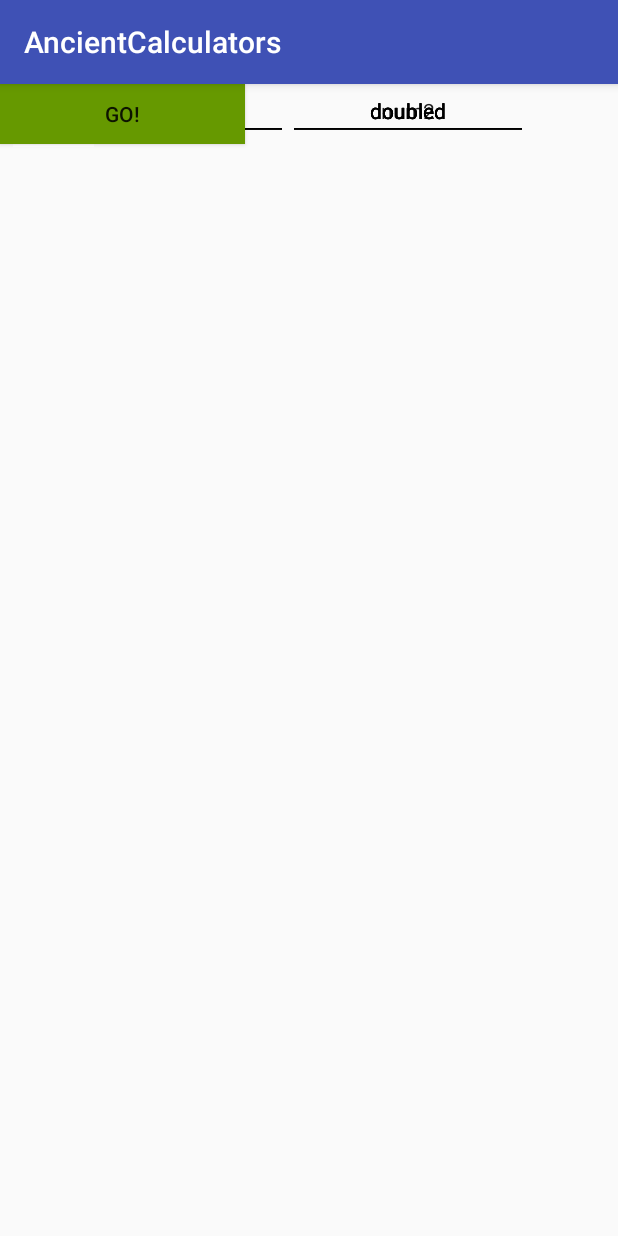
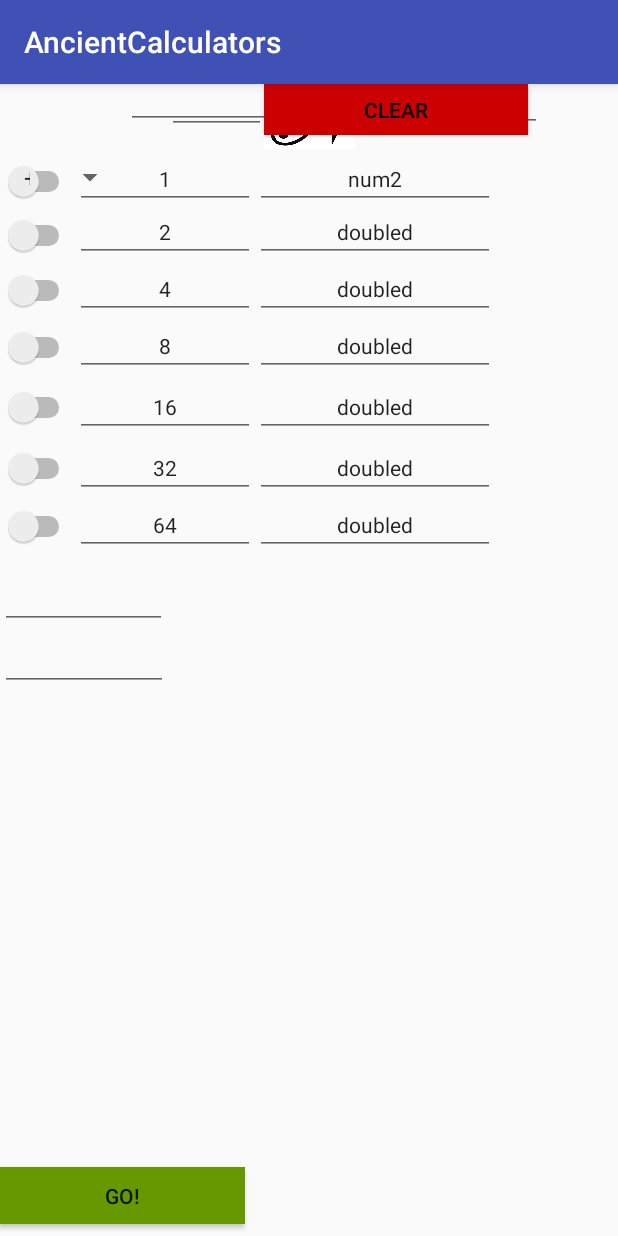
Before and after one commit to sedhawk/AncientCalculators, an Android app: the screen it shows after launch (MainActivity), on a phone screen of 412 x 824 dp. Run offline under Robolectric (Android 15) with nearby library versions, the phone set to English and light mode, and no system bars.

Commit message:
added constraints

```diff
--- a/app/src/main/res/layout/activity_main.xml
+++ b/app/src/main/res/layout/activity_main.xml
@@ -10,29 +10,32 @@
 
     <EditText
         android:id="@+id/num2a"
-        android:layout_width="89dp"
-        android:layout_height="34dp"
+        android:layout_width="96dp"
+        android:layout_height="32dp"
+        android:layout_marginStart="8dp"
         android:ems="10"
         android:inputType="number"
-        tools:layout_editor_absoluteX="201dp"
-        tools:layout_editor_absoluteY="384dp" />
+        android:textSize="14sp"
+        app:layout_constraintStart_toEndOf="@+id/frac"
+        tools:layout_editor_absoluteY="377dp" />
 
     <EditText
         android:id="@+id/frac"
-        android:layout_width="78dp"
-        android:layout_height="32dp"
+        android:layout_width="66dp"
+        android:layout_height="33dp"
         android:ems="10"
         android:inputType="number"
-        tools:layout_editor_absoluteX="102dp"
-        tools:layout_editor_absoluteY="386dp" />
+        android:textSize="14sp"
+        app:layout_constraintStart_toEndOf="@+id/num1a"
+        tools:layout_editor_absoluteY="377dp" />
 
     <TableRow
         android:id="@+id/r6"
         android:layout_width="368dp"
         android:layout_height="38dp"
-        app:layout_constraintEnd_toEndOf="parent"
-        app:layout_constraintStart_toStartOf="parent"
-        tools:layout_editor_absoluteY="339dp" >
+        android:layout_marginTop="0dp"
+        app:layout_constraintTop_toBottomOf="@+id/r5"
+        tools:layout_editor_absoluteX="8dp">
 
         <Switch
             android:id="@+id/b6"
@@ -64,10 +67,10 @@
     <TableRow
         android:id="@+id/r0"
         android:layout_width="368dp"
-        android:layout_height="38dp"
-        app:layout_constraintEnd_toEndOf="parent"
-        app:layout_constraintStart_toStartOf="parent"
-        tools:layout_editor_absoluteY="110dp" >
+        android:layout_height="37dp"
+        android:layout_marginTop="16dp"
+        app:layout_constraintTop_toBottomOf="@+id/num1"
+        tools:layout_editor_absoluteX="8dp">
 
         <Switch
             android:id="@+id/b0"
@@ -99,10 +102,10 @@
     <TableRow
         android:id="@+id/r4"
         android:layout_width="368dp"
-        android:layout_height="38dp"
-        app:layout_constraintEnd_toEndOf="parent"
-        app:layout_constraintStart_toStartOf="parent"
-        tools:layout_editor_absoluteY="263dp" >
+        android:layout_height="41dp"
+        android:layout_marginTop="0dp"
+        app:layout_constraintTop_toBottomOf="@+id/r3"
+        tools:layout_editor_absoluteX="8dp">
 
         <Switch
             android:id="@+id/b4"
@@ -135,9 +138,9 @@
         android:id="@+id/r3"
         android:layout_width="368dp"
         android:layout_height="38dp"
-        app:layout_constraintEnd_toEndOf="parent"
-        app:layout_constraintStart_toStartOf="parent"
-        tools:layout_editor_absoluteY="225dp" >
+        android:layout_marginTop="0dp"
+        app:layout_constraintTop_toBottomOf="@+id/r2"
+        tools:layout_editor_absoluteX="8dp">
 
         <Switch
             android:id="@+id/b3"
@@ -170,9 +173,9 @@
         android:id="@+id/r2"
         android:layout_width="368dp"
         android:layout_height="38dp"
-        app:layout_constraintEnd_toEndOf="parent"
-        app:layout_constraintStart_toStartOf="parent"
-        tools:layout_editor_absoluteY="187dp" >
+        android:layout_marginTop="0dp"
+        app:layout_constraintTop_toBottomOf="@+id/r1"
+        tools:layout_editor_absoluteX="8dp">
 
         <Switch
             android:id="@+id/b2"
@@ -204,10 +207,10 @@
     <TableRow
         android:id="@+id/r1"
         android:layout_width="368dp"
-        android:layout_height="38dp"
-        app:layout_constraintEnd_toEndOf="parent"
-        app:layout_constraintStart_toStartOf="parent"
-        tools:layout_editor_absoluteY="148dp">
+        android:layout_height="35dp"
+        android:layout_marginTop="0dp"
+        app:layout_constraintTop_toBottomOf="@+id/r0"
+        tools:layout_editor_absoluteX="8dp">
 
         <Switch
             android:id="@+id/b1"
@@ -239,19 +242,19 @@
     <ImageView
         android:id="@+id/imageView"
         android:layout_width="71dp"
-        android:layout_height="38dp"
-        android:layout_marginTop="4dp"
+        android:layout_height="43dp"
+        app:layout_constraintLeft_toLeftOf="parent"
+        app:layout_constraintRight_toRightOf="parent"
         app:layout_constraintTop_toTopOf="parent"
-        app:srcCompat="@drawable/egyptian_eye"
-        tools:layout_editor_absoluteX="157dp" />
+        app:srcCompat="@drawable/egyptian_eye" />
 
     <TableRow
         android:id="@+id/r5"
         android:layout_width="368dp"
-        android:layout_height="38dp"
-        app:layout_constraintEnd_toEndOf="parent"
-        app:layout_constraintStart_toStartOf="parent"
-        tools:layout_editor_absoluteY="301dp">
+        android:layout_height="40dp"
+        android:layout_marginTop="0dp"
+        app:layout_constraintTop_toBottomOf="@+id/r4"
+        tools:layout_editor_absoluteX="8dp">
 
         <Switch
             android:id="@+id/b5"
@@ -282,65 +285,106 @@
 
     <Button
         android:id="@+id/clear"
-        android:layout_width="141dp"
+        android:layout_width="176dp"
         android:layout_height="34dp"
+        android:layout_marginStart="64dp"
         android:background="@android:color/holo_red_dark"
         android:text="Clear"
         android:textColor="@android:color/black"
         android:visibility="visible"
-        tools:layout_editor_absoluteX="227dp"
-        tools:layout_editor_absoluteY="428dp" />
+        app:layout_constraintStart_toEndOf="@+id/ans"
+        tools:layout_editor_absoluteY="417dp" />
 
     <Button
         android:id="@+id/go"
         android:layout_width="163dp"
-        android:layout_height="40dp"
+        android:layout_height="38dp"
+        android:layout_marginBottom="8dp"
         android:background="@android:color/holo_green_dark"
         android:text="GO!"
-        tools:layout_editor_absoluteX="115dp"
-        tools:layout_editor_absoluteY="466dp" />
+        app:layout_constraintBottom_toBottomOf="parent"
+        tools:layout_editor_absoluteX="111dp" />
 
     <EditText
         android:id="@+id/num2"
-        android:layout_width="129dp"
-        android:layout_height="37dp"
+        android:layout_width="146dp"
+        android:layout_height="30dp"
         android:ems="10"
         android:inputType="number"
-        tools:layout_editor_absoluteX="239dp"
-        tools:layout_editor_absoluteY="51dp" />
+        android:textSize="14sp"
+        app:layout_constraintStart_toEndOf="@+id/num1"
+        tools:layout_editor_absoluteY="48dp" />
 
     <EditText
         android:id="@+id/num1"
-        android:layout_width="129dp"
-        android:layout_height="37dp"
+        android:layout_width="122dp"
+        android:layout_height="30dp"
         android:ems="10"
         android:inputType="number"
-        tools:layout_editor_absoluteX="105dp"
-        tools:layout_editor_absoluteY="51dp" />
+        android:textSize="14sp"
+        app:layout_constraintStart_toEndOf="@+id/Op"
+        tools:layout_editor_absoluteY="48dp" />
 
     <EditText
         android:id="@+id/num1a"
-        android:layout_width="89dp"
-        android:layout_height="32dp"
+        android:layout_width="111dp"
+        android:layout_height="33dp"
+        android:layout_marginTop="16dp"
         android:ems="10"
         android:inputType="number"
-        tools:layout_editor_absoluteX="11dp"
-        tools:layout_editor_absoluteY="386dp" />
+        android:textSize="14sp"
+        app:layout_constraintTop_toBottomOf="@+id/r6"
+        tools:layout_editor_absoluteX="16dp" />
 
     <EditText
         android:id="@+id/ans"
-        android:layout_width="147dp"
+        android:layout_width="112dp"
         android:layout_height="33dp"
+        android:layout_marginTop="8dp"
         android:ems="10"
         android:inputType="numberDecimal"
-        tools:layout_editor_absoluteX="13dp"
-        tools:layout_editor_absoluteY="426dp" />
+        android:textSize="14sp"
+        app:layout_constraintTop_toBottomOf="@+id/num1a"
+        tools:layout_editor_absoluteX="16dp" />
 
     <Spinner
         android:id="@+id/Op"
-        android:layout_width="93dp"
-        android:layout_height="36dp"
-        tools:layout_editor_absoluteX="8dp"
-        tools:layout_editor_absoluteY="51dp" />
+        android:layout_width="84dp"
+        android:layout_height="30dp"
+        android:layout_marginTop="4dp"
+        app:layout_constraintTop_toBottomOf="@+id/imageView"
+        tools:layout_editor_absoluteX="8dp" />
+
+    <EditText
+        android:id="@+id/editText8"
+        android:layout_width="80dp"
+        android:layout_height="32dp"
+        android:ems="10"
+        android:inputType="textPersonName"
+        android:text="r."
+        android:textSize="14sp"
+        app:layout_constraintStart_toEndOf="@+id/num2a"
+        tools:layout_editor_absoluteY="377dp" />
+
+    <android.support.constraint.Guideline
+        android:id="@+id/guideline"
+        android:layout_width="wrap_content"
+        android:layout_height="wrap_content"
+        android:orientation="horizontal"
+        app:layout_constraintGuide_begin="20dp" />
+
+    <android.support.constraint.Guideline
+        android:id="@+id/guideline2"
+        android:layout_width="wrap_content"
+        android:layout_height="wrap_content"
+        android:orientation="horizontal"
+        app:layout_constraintGuide_begin="20dp" />
+
+    <android.support.constraint.Guideline
+        android:id="@+id/guideline3"
+        android:layout_width="wrap_content"
+        android:layout_height="wrap_content"
+        android:orientation="vertical"
+        app:layout_constraintGuide_begin="20dp" />
 
 </android.support.constraint.ConstraintLayout>
```
